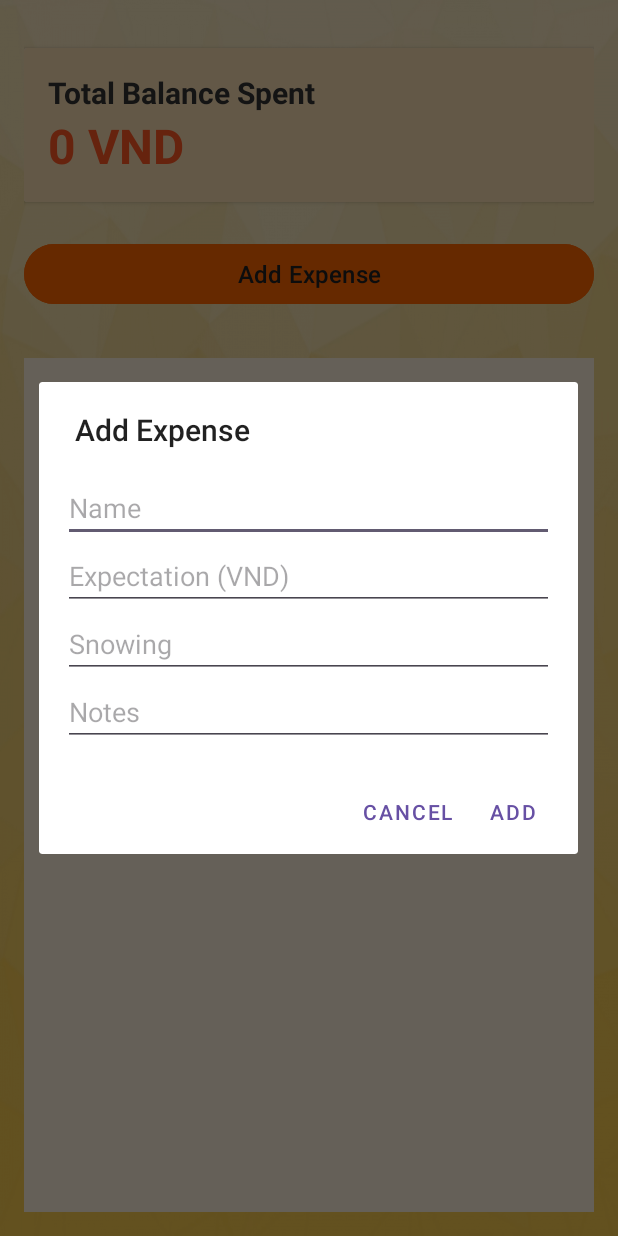
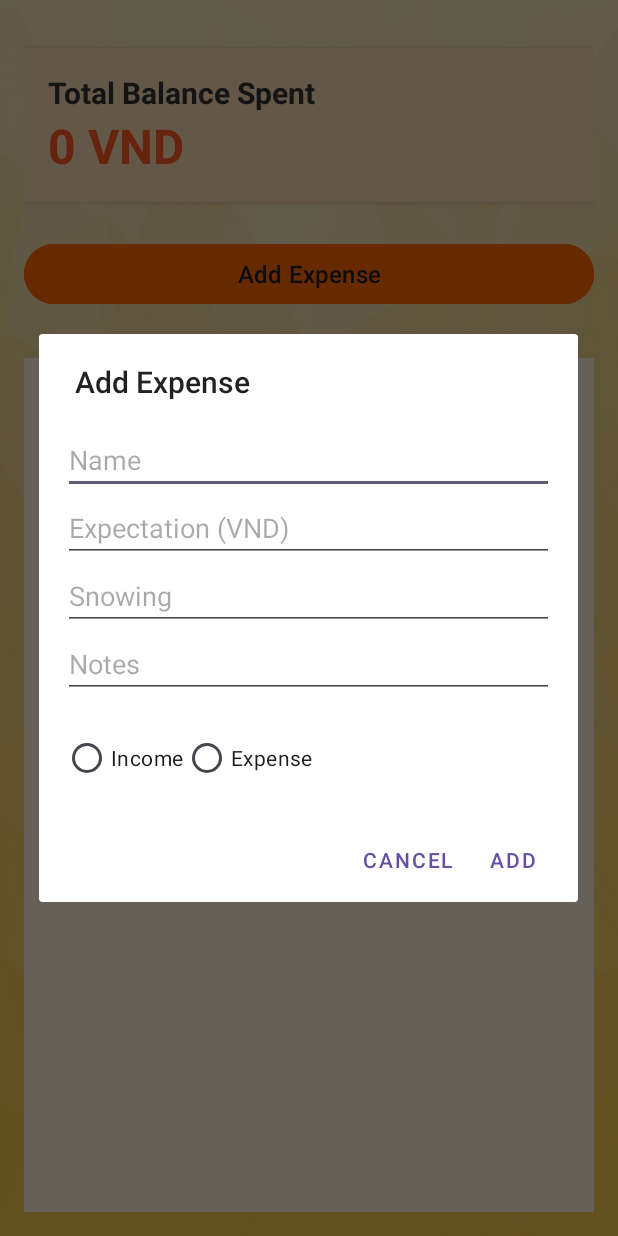
Before and after one commit to DuKapai/ExpenseManagement, an Android app: the fragment ExpenseTracker shown on its own in the app's theme, after a tap on "Add Expense", on a phone screen of 412 x 824 dp. Run offline under Robolectric (Android 15) with nearby library versions, the phone set to English and light mode, and no system bars; 1 statement that could not run was skipped.

Commit message:
add type expense

```diff
--- a/Expense/expense/app/src/main/res/layout/dialog_add_expense.xml
+++ b/Expense/expense/app/src/main/res/layout/dialog_add_expense.xml
@@ -33,4 +33,23 @@
         android:hint="Notes"
         android:inputType="textMultiLine"/>
 
+    <!-- RadioGroup for selecting Income or Expense -->
+    <RadioGroup
+        android:id="@+id/rgExpenseType"
+        android:layout_width="match_parent"
+        android:layout_height="wrap_content"
+        android:orientation="horizontal"
+        android:paddingTop="16dp">
+        <RadioButton
+            android:id="@+id/rbIncome"
+            android:layout_width="wrap_content"
+            android:layout_height="wrap_content"
+            android:text="Income" />
+        <RadioButton
+            android:id="@+id/rbExpense"
+            android:layout_width="wrap_content"
+            android:layout_height="wrap_content"
+            android:text="Expense" />
+    </RadioGroup>
+
 </LinearLayout>
```
Also changed, not shown: Expense/expense/app/src/main/java/com/example/campusexpensemanager/Expense/ExpenseTracker.java (+13 -7 lines).
